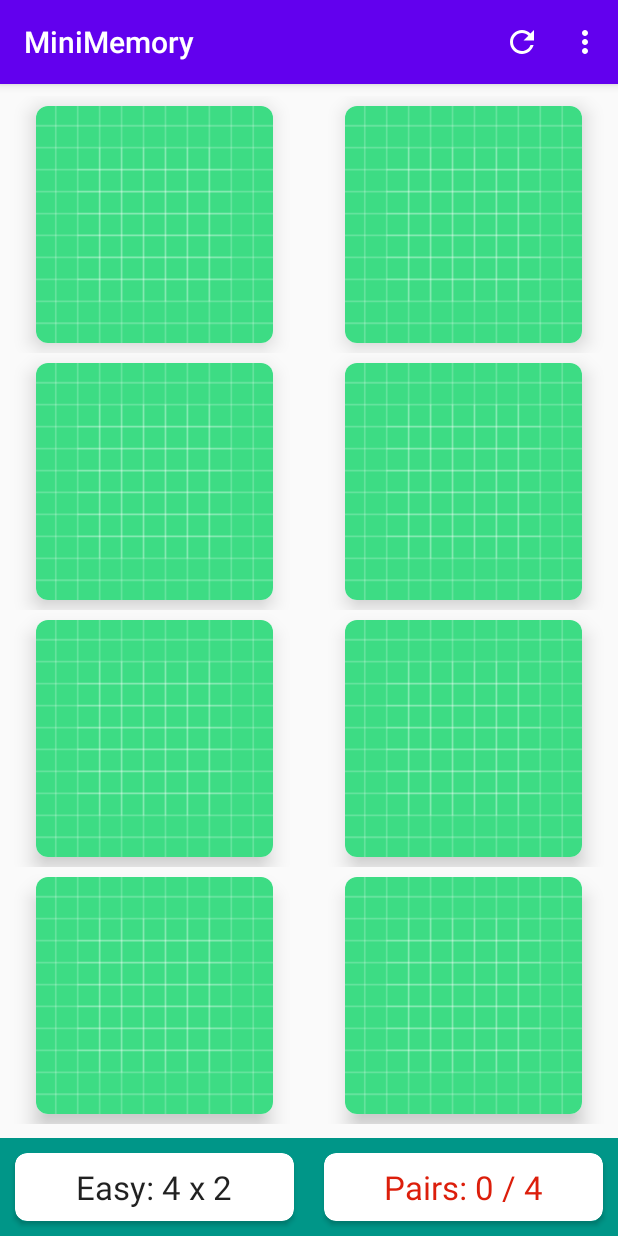
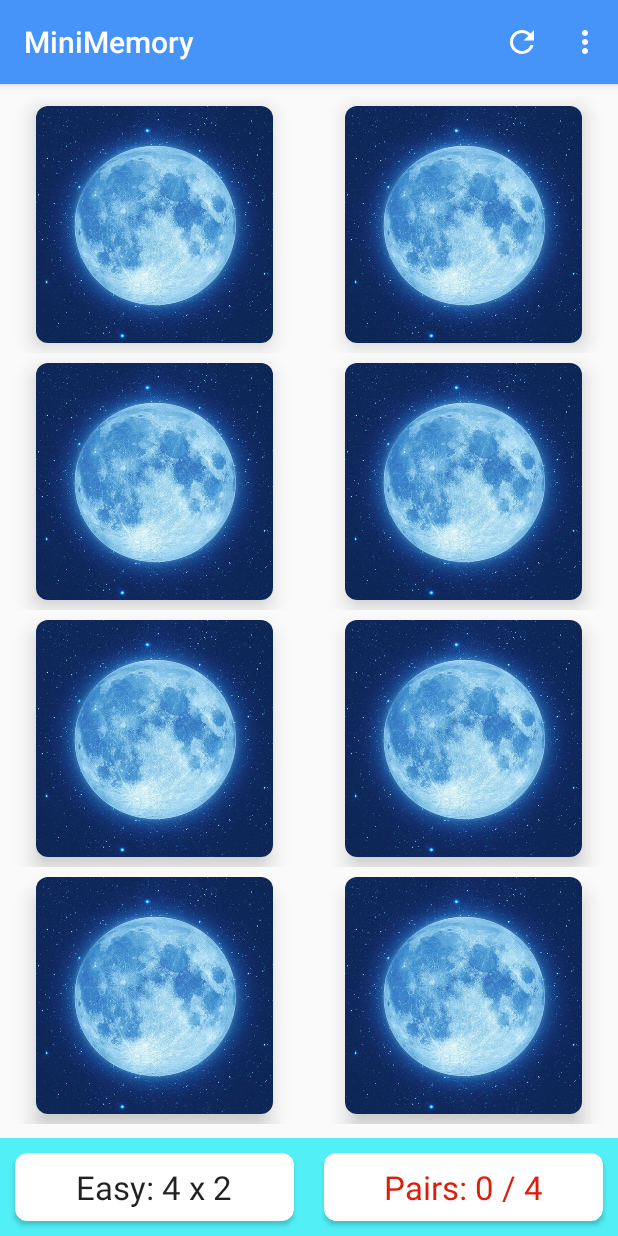
Before and after one commit to AnnyGab/MiniMemory, an Android app: the screen it shows after launch (MainActivity), on a phone screen of 412 x 824 dp. Run offline under Robolectric (Android 15) with nearby library versions, the light colour scheme and no system bars; our stand-ins replace Firebase (no records; nobody signed in at launch, a user with empty details on screens opened directly), Picasso; libraries missing offline, so code that uses them is left out: com.github.jinatonic.confetti.

Commit message:
MiniMemory #16

```diff
--- a/app/build.gradle
+++ b/app/build.gradle
@@ -41,4 +41,5 @@ dependencies {
     implementation 'com.google.firebase:firebase-firestore-ktx'
     implementation 'com.google.firebase:firebase-storage-ktx'
     implementation 'com.squareup.picasso:picasso:2.71828'
+    implementation 'com.github.jinatonic.confetti:confetti:1.1.2'
 }
--- a/app/src/main/AndroidManifest.xml
+++ b/app/src/main/AndroidManifest.xml
@@ -14,8 +14,8 @@
         android:roundIcon="@mipmap/ic_launcher_round"
         android:supportsRtl="true"
         android:theme="@style/AppTheme">
-        <activity android:name=".CreateActivity"></activity>
-        <activity android:name=".MainActivity">
+        <activity android:name=".CreateActivity" android:screenOrientation="portrait"/>
+        <activity android:name=".MainActivity" android:screenOrientation="portrait">
             <intent-filter>
                 <action android:name="android.intent.action.MAIN" />
 
--- a/app/src/main/java/com/annygab/minimemory/MainActivity.kt
+++ b/app/src/main/java/com/annygab/minimemory/MainActivity.kt
@@ -3,6 +3,7 @@ package com.annygab.minimemory
 import android.animation.ArgbEvaluator
 import android.app.Activity
 import android.content.Intent
+import android.graphics.Color
 import androidx.appcompat.app.AppCompatActivity
 import android.os.Bundle
 import android.util.Log
@@ -24,6 +25,7 @@ import com.annygab.minimemory.models.MemoryGame
 import com.annygab.minimemory.models.UserImageList
 import com.annygab.minimemory.utils.EXTRA_BOARD_SIZE
 import com.annygab.minimemory.utils.EXTRA_GAME_NAME
+import com.github.jinatonic.confetti.CommonConfetti
 import com.google.android.material.snackbar.Snackbar
 import com.google.firebase.firestore.ktx.firestore
 import com.google.firebase.ktx.Firebase
@@ -250,6 +252,7 @@ class MainActivity : AppCompatActivity() {
             tvNumPairs.text = "Pairs: ${memoryGame.numPairsFound} / ${boardSize.getNumPairs()}"
             if (memoryGame.haveWonGame()){
                 Snackbar.make(clRoot, "You won! Congratulations", Snackbar.LENGTH_LONG).show()
+                CommonConfetti.rainingConfetti(clRoot, intArrayOf(Color.YELLOW, Color.GREEN, Color.MAGENTA)).oneShot()
             }
         }
 
--- a/app/src/main/java/com/annygab/minimemory/MemoryBoardAdapter.kt
+++ b/app/src/main/java/com/annygab/minimemory/MemoryBoardAdapter.kt
@@ -62,7 +62,7 @@ class MemoryBoardAdapter(
                     imageButton.setImageResource(memoryCard.identifier)
                 }
             }else{
-                imageButton.setImageResource(R.drawable.ic_launcher_background)
+                imageButton.setImageResource(R.drawable.moon)
             }
 
             imageButton.alpha = if (memoryCard.isMatched) .4f else 1.0f
--- /dev/null
+++ b/app/src/main/res/color/white.xml
@@ -0,0 +1,4 @@
+<?xml version="1.0" encoding="utf-8"?>
+<selector xmlns:android="http://schemas.android.com/apk/res/android">
+
+</selector>
--- a/app/src/main/res/values/colors.xml
+++ b/app/src/main/res/values/colors.xml
@@ -6,4 +6,7 @@
     <color name="color_gray">#E0E0E0</color>
     <color name="color_progress_full">#35BA01</color>
     <color name="color_progress_none">#DC1E0B</color>
+    <color name="green_dark">#4693FA</color>
+    <color name="green_darkest">#3EACDE</color>
+    <color name="green_blue">#52EFF6</color>
 </resources>
--- a/app/src/main/res/values/styles.xml
+++ b/app/src/main/res/values/styles.xml
@@ -1,10 +1,11 @@
+
     <resources>
         <!-- Base application theme. -->
         <style name="AppTheme" parent="Theme.AppCompat.Light.DarkActionBar">
             <!-- Customize your theme here. -->
-        <item name="colorPrimary">@color/colorPrimary</item>
-        <item name="colorPrimaryDark">@color/colorPrimaryDark</item>
-        <item name="colorAccent">@color/colorAccent</item>
+            <item name="colorPrimary">@color/green_dark</item>
+            <item name="colorPrimaryDark">@color/green_darkest</item>
+            <item name="colorAccent">@color/green_blue</item>
         </style>
 
     </resources>
```
Also changed, not shown: app/src/main/res/drawable/moon.png (added). Lines whose indentation alone changed are shown as unchanged.
